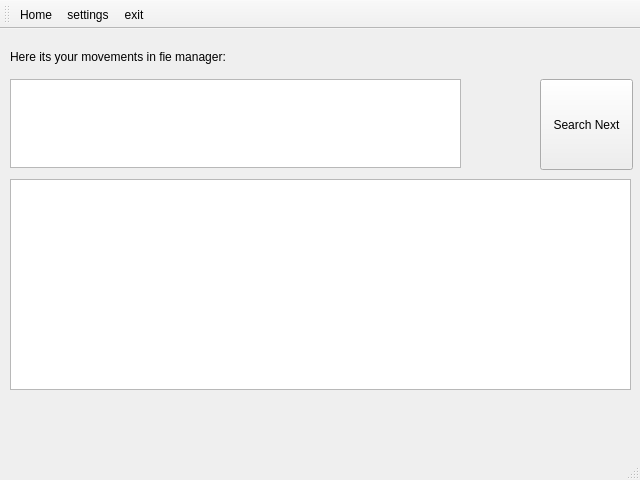
The window that TarheAslieProjeBaJs/history.ui (imanshafiei540/BeforNewYearProject) describes before a commit, drawn with Qt 5.
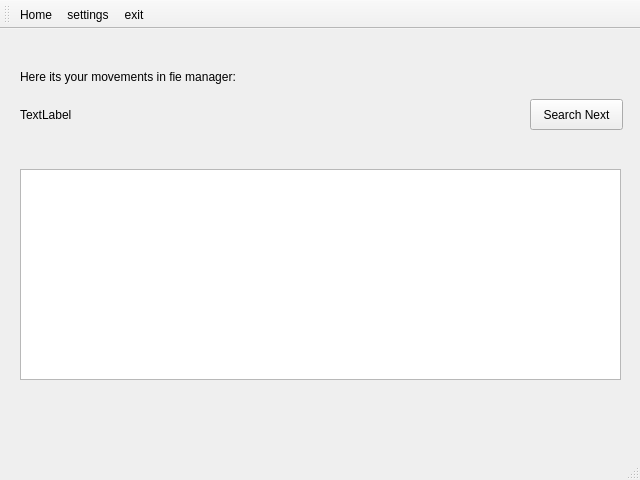
The same window after the commit. Icons and pictures are not drawn. Custom widgets are drawn as their Qt base class.

Commit message: History ui completed

Patch:
```diff
--- a/TarheAslieProjeBaJs/history.ui
+++ b/TarheAslieProjeBaJs/history.ui
@@ -17,9 +17,9 @@
    <widget class="QWidget" name="horizontalLayoutWidget">
     <property name="geometry">
      <rect>
-      <x>10</x>
-      <y>150</y>
-      <width>621</width>
+      <x>20</x>
+      <y>140</y>
+      <width>601</width>
       <height>211</height>
      </rect>
     </property>
@@ -32,25 +32,29 @@
    <widget class="QWidget" name="horizontalLayoutWidget_2">
     <property name="geometry">
      <rect>
-      <x>10</x>
-      <y>50</y>
+      <x>20</x>
+      <y>70</y>
       <width>451</width>
-      <height>89</height>
+      <height>31</height>
      </rect>
     </property>
     <layout class="QHBoxLayout" name="horizontalLayout_2">
      <item>
-      <widget class="QPlainTextEdit" name="plainTextEdit"/>
+      <widget class="QLabel" name="label_2">
+       <property name="text">
+        <string>TextLabel</string>
+       </property>
+      </widget>
      </item>
     </layout>
    </widget>
    <widget class="QPushButton" name="pushButton">
     <property name="geometry">
      <rect>
-      <x>540</x>
-      <y>50</y>
+      <x>530</x>
+      <y>70</y>
       <width>93</width>
-      <height>91</height>
+      <height>31</height>
      </rect>
     </property>
     <property name="text">
@@ -60,8 +64,8 @@
    <widget class="QLabel" name="label">
     <property name="geometry">
      <rect>
-      <x>10</x>
-      <y>20</y>
+      <x>20</x>
+      <y>40</y>
       <width>301</width>
       <height>16</height>
      </rect>
@@ -123,6 +127,13 @@
    </property>
   </action>
  </widget>
+ <customwidgets>
+  <customwidget>
+   <class>Main</class>
+   <extends>QTreeView</extends>
+   <header location="global">QTree</header>
+  </customwidget>
+ </customwidgets>
  <resources>
   <include location="iman.qrc"/>
  </resources>
```
Left out of the diff: 10 changed lines with no effect on the pictures.
